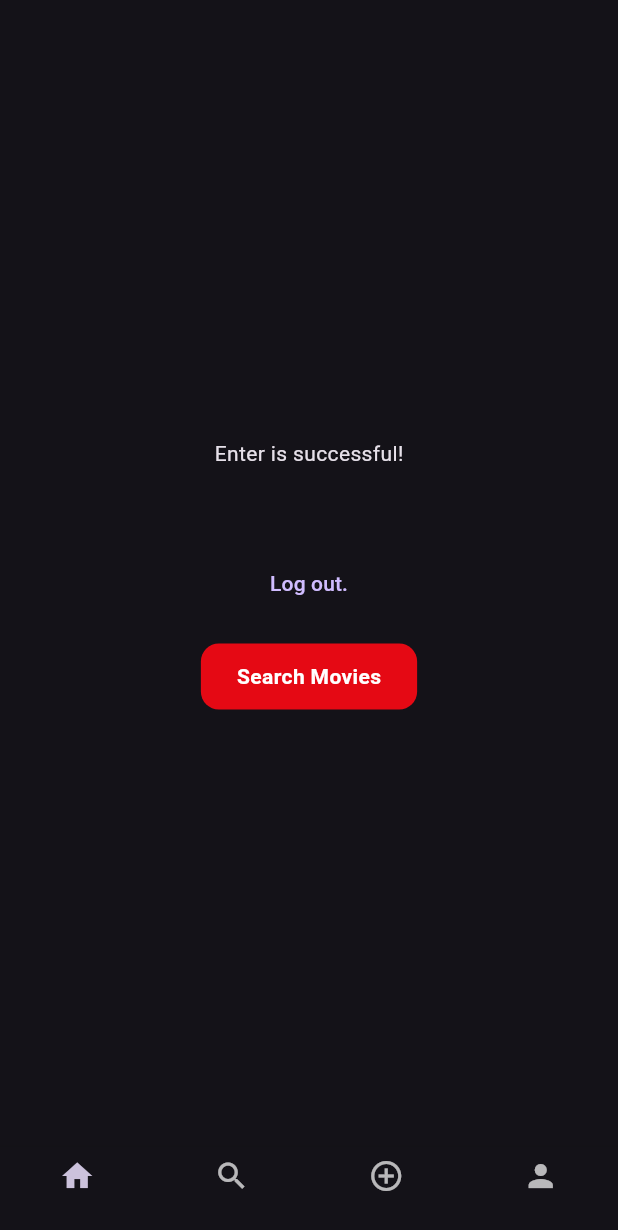
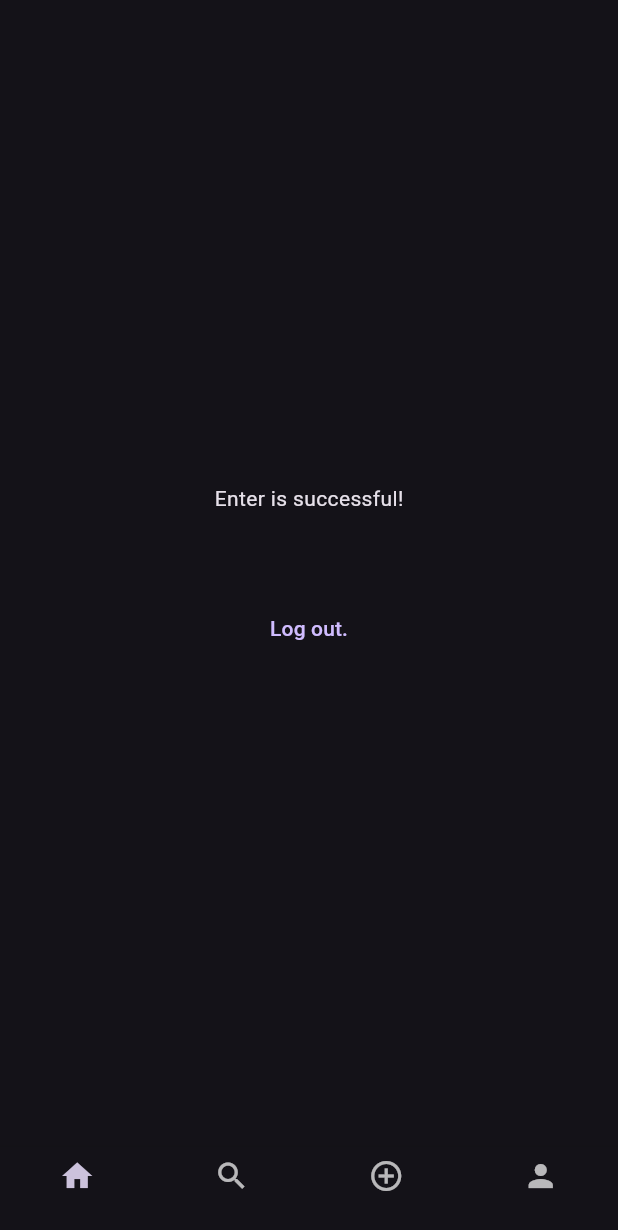
Before and after one commit to ahmet-ciftci/Popcorn, a Flutter app: the screen it shows once a user with an empty profile is signed in, on a phone screen of 412 x 824 dp. Shown: the top 1230 px of the screen. Run offline on Flutter 3.47's test engine with Material 3 defaults, Android fonts, the light colour scheme and no system bars; our stand-ins replace firebase_auth, firebase_core; accounts and stored records are empty; generated files the repository leaves out were written again.

Commit message:
Refactor navigation by moving the search interface to the main screen's bottom navigation.
This commit updates the application's layout structure to integrate the search functionality directly into the `MainScreen` persistent navigation, removing the temporary navigation button from the home screen.

- **HomeScreen**: Removed the `Search Movies` navigation button and its associated `SearchScreen` import.
- **MainScreen**:
    - Replaced a placeholder widget with `SearchScreen` in the primary screen list.
    - Updated imports to include `search_screen.dart` and removed the unused `firebase_auth.dart`.

```diff
--- a/lib/screens/home/home_screen.dart
+++ b/lib/screens/home/home_screen.dart
@@ -1,6 +1,5 @@
 import 'package:flutter/material.dart';
 import 'package:firebase_auth/firebase_auth.dart';
-import '../search/search_screen.dart';
 
 class HomeScreen extends StatelessWidget {
   const HomeScreen({super.key});
@@ -22,32 +21,6 @@ class HomeScreen extends StatelessWidget {
               onPressed: () => FirebaseAuth.instance.signOut(),
               child: const Text('Log out.'),
             ),
-            SizedBox(height: 16),
-            GestureDetector(
-              onTap: () {
-                Navigator.push(
-                  context,
-                  MaterialPageRoute(
-                    builder: (context) => SearchScreen(),
-                  ),
-                );
-              },
-              child: Container(
-                padding: EdgeInsets.symmetric(horizontal: 24, vertical: 12),
-                decoration: BoxDecoration(
-                  color: Color(0xFFE50914),
-                  borderRadius: BorderRadius.circular(12),
-                ),
-                child: Text(
-                  'Search Movies',
-                  style: TextStyle(
-                    color: Colors.white,
-                    fontSize: 14,
-                    fontWeight: FontWeight.bold,
-                  ),
-                ),
-              ),
-            ),
           ],
         ),
       ),
--- a/lib/screens/main_screen.dart
+++ b/lib/screens/main_screen.dart
@@ -1,7 +1,7 @@
 import 'package:flutter/material.dart';
-import 'package:firebase_auth/firebase_auth.dart';
 import 'home/home_screen.dart';
 import 'profile/profile_screen.dart';
+import 'search/search_screen.dart';
 
 class MainScreen extends StatefulWidget {
   const MainScreen({super.key});
@@ -15,7 +15,7 @@ class _MainScreenState extends State<MainScreen> {
 
   final List<Widget> _screens = [
     const HomeScreen(),
-    const Scaffold(),
+    SearchScreen(),
     const Scaffold(),
     const ProfileScreen(),
   ];
```
